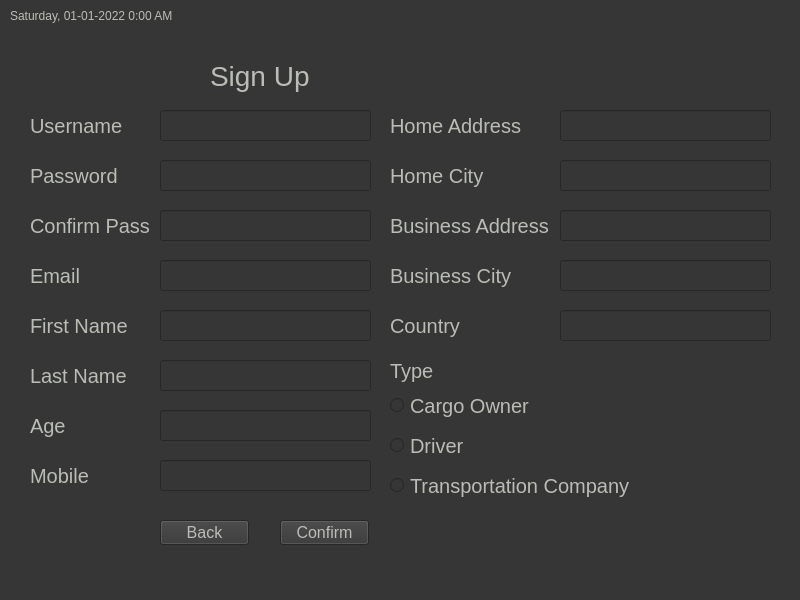
Old version of the form ETM/mainwindow.ui in the repository JWaters02/SDI-C6.
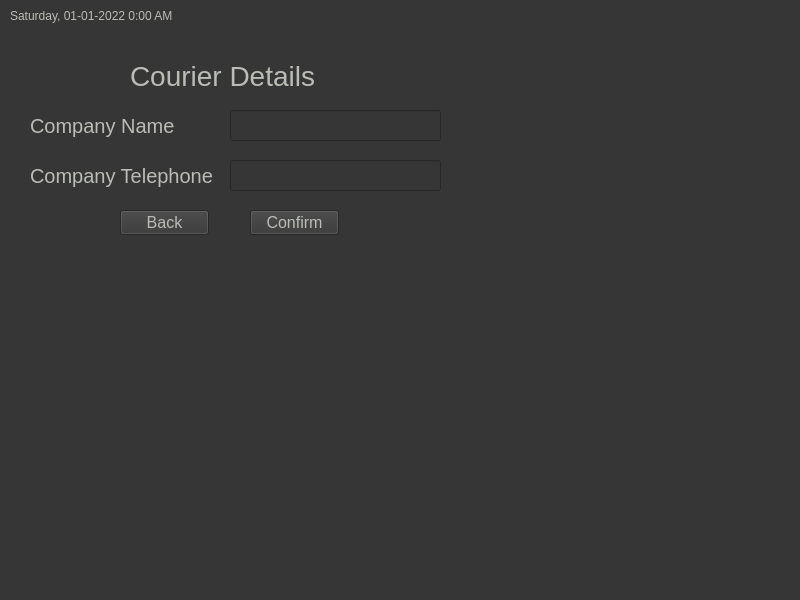
New version of the form.

What changed in the file:
```diff
--- a/ETM/mainwindow.ui
+++ b/ETM/mainwindow.ui
@@ -46,7 +46,7 @@
      </rect>
     </property>
     <property name="currentIndex">
-     <number>1</number>
+     <number>4</number>
     </property>
     <widget class="QWidget" name="LoginPage">
      <property name="enabled">
@@ -684,6 +684,9 @@
       <property name="text">
        <string>Type</string>
       </property>
+      <property name="alignment">
+       <set>Qt::AlignCenter</set>
+      </property>
      </widget>
      <widget class="QRadioButton" name="rbCargoOwner">
       <property name="geometry">
@@ -712,7 +715,7 @@
       <property name="geometry">
        <rect>
         <x>380</x>
-        <y>400</y>
+        <y>450</y>
         <width>201</width>
         <height>31</height>
        </rect>
@@ -731,12 +734,15 @@
        <bool>false</bool>
       </property>
      </widget>
-     <widget class="QRadioButton" name="rbTransportationCompany">
+     <widget class="QRadioButton" name="rbForwarder">
+      <property name="enabled">
+       <bool>true</bool>
+      </property>
       <property name="geometry">
        <rect>
         <x>380</x>
-        <y>440</y>
-        <width>261</width>
+        <y>480</y>
+        <width>161</width>
         <height>31</height>
        </rect>
       </property>
@@ -745,7 +751,7 @@
 color: rgb(186, 189, 182);</string>
       </property>
       <property name="text">
-       <string>Transportation Company</string>
+       <string>Forwarder</string>
       </property>
       <property name="checked">
        <bool>false</bool>
@@ -955,6 +961,274 @@
       </property>
      </widget>
     </widget>
+    <widget class="QWidget" name="ForwarderSignup">
+     <widget class="QLabel" name="lblForwarderSignup">
+      <property name="geometry">
+       <rect>
+        <x>120</x>
+        <y>20</y>
+        <width>241</width>
+        <height>51</height>
+       </rect>
+      </property>
+      <property name="styleSheet">
+       <string notr="true">color: rgb(186, 189, 182); 
+font-size: 28px</string>
+      </property>
+      <property name="text">
+       <string>Forwarder Details</string>
+      </property>
+     </widget>
+     <widget class="QPushButton" name="btnForwarderSignup">
+      <property name="geometry">
+       <rect>
+        <x>240</x>
+        <y>180</y>
+        <width>89</width>
+        <height>25</height>
+       </rect>
+      </property>
+      <property name="styleSheet">
+       <string notr="true">background-color: rgb(54, 54, 54);
+font: 16px;
+color: rgb(186, 189, 182);</string>
+      </property>
+      <property name="text">
+       <string>Confirm</string>
+      </property>
+     </widget>
+     <widget class="QPushButton" name="btnForwarderSignupBack">
+      <property name="geometry">
+       <rect>
+        <x>110</x>
+        <y>180</y>
+        <width>89</width>
+        <height>25</height>
+       </rect>
+      </property>
+      <property name="styleSheet">
+       <string notr="true">background-color: rgb(54, 54, 54);
+font: 16px;
+color: rgb(186, 189, 182);</string>
+      </property>
+      <property name="text">
+       <string>Back</string>
+      </property>
+     </widget>
+     <widget class="QLabel" name="lbForwarderCompanyName">
+      <property name="geometry">
+       <rect>
+        <x>20</x>
+        <y>75</y>
+        <width>151</width>
+        <height>41</height>
+       </rect>
+      </property>
+      <property name="styleSheet">
+       <string notr="true">color: rgb(186, 189, 182); 
+font-size: 20px</string>
+      </property>
+      <property name="text">
+       <string>Company Name</string>
+      </property>
+     </widget>
+     <widget class="QLabel" name="lblForwarderSignupIncorrect">
+      <property name="geometry">
+       <rect>
+        <x>60</x>
+        <y>230</y>
+        <width>321</width>
+        <height>41</height>
+       </rect>
+      </property>
+      <property name="styleSheet">
+       <string notr="true">color: rgb(163, 31, 31); 
+font-size: 20px</string>
+      </property>
+      <property name="text">
+       <string/>
+      </property>
+     </widget>
+     <widget class="QLineEdit" name="txtForwarderSignupCompanyName">
+      <property name="geometry">
+       <rect>
+        <x>220</x>
+        <y>80</y>
+        <width>211</width>
+        <height>31</height>
+       </rect>
+      </property>
+      <property name="styleSheet">
+       <string notr="true">color: rgb(186, 189, 182);
+font: 20px</string>
+      </property>
+     </widget>
+     <widget class="QLabel" name="lblForwarderCompanyTelephone">
+      <property name="geometry">
+       <rect>
+        <x>20</x>
+        <y>125</y>
+        <width>191</width>
+        <height>41</height>
+       </rect>
+      </property>
+      <property name="styleSheet">
+       <string notr="true">color: rgb(186, 189, 182); 
+font-size: 20px</string>
+      </property>
+      <property name="text">
+       <string>Company Telephone</string>
+      </property>
+     </widget>
+     <widget class="QLineEdit" name="txtForwarderSignupCompanyTelephone">
+      <property name="geometry">
+       <rect>
+        <x>220</x>
+        <y>130</y>
+        <width>211</width>
+        <height>31</height>
+       </rect>
+      </property>
+      <property name="styleSheet">
+       <string notr="true">color: rgb(186, 189, 182);
+font: 20px</string>
+      </property>
+     </widget>
+    </widget>
+    <widget class="QWidget" name="CourierSignup">
+     <widget class="QLabel" name="lblCourierSignup">
+      <property name="geometry">
+       <rect>
+        <x>120</x>
+        <y>20</y>
+        <width>241</width>
+        <height>51</height>
+       </rect>
+      </property>
+      <property name="styleSheet">
+       <string notr="true">color: rgb(186, 189, 182); 
+font-size: 28px</string>
+      </property>
+      <property name="text">
+       <string>Courier Details</string>
+      </property>
+     </widget>
+     <widget class="QLabel" name="lbCourierCompanyName">
+      <property name="geometry">
+       <rect>
+        <x>20</x>
+        <y>75</y>
+        <width>151</width>
+        <height>41</height>
+       </rect>
+      </property>
+      <property name="styleSheet">
+       <string notr="true">color: rgb(186, 189, 182); 
+font-size: 20px</string>
+      </property>
+      <property name="text">
+       <string>Company Name</string>
+      </property>
+     </widget>
+     <widget class="QLabel" name="lblCourierSignupIncorrect">
+      <property name="geometry">
+       <rect>
+        <x>60</x>
+        <y>240</y>
+        <width>321</width>
+        <height>41</height>
+       </rect>
+      </property>
+      <property name="styleSheet">
+       <string notr="true">color: rgb(163, 31, 31); 
+font-size: 20px</string>
+      </property>
+      <property name="text">
+       <string/>
+      </property>
+     </widget>
+     <widget class="QLabel" name="lblCourierCompanyTelephone">
+      <property name="geometry">
+       <rect>
+        <x>20</x>
+        <y>125</y>
+        <width>191</width>
+        <height>41</height>
+       </rect>
+      </property>
+      <property name="styleSheet">
+       <string notr="true">color: rgb(186, 189, 182); 
+font-size: 20px</string>
+      </property>
+      <property name="text">
+       <string>Company Telephone</string>
+      </property>
+     </widget>
+     <widget class="QLineEdit" name="txtCourierSignupCompanyTelephone">
+      <property name="geometry">
+       <rect>
+        <x>220</x>
+        <y>130</y>
+        <width>211</width>
+        <height>31</height>
+       </rect>
+      </property>
+      <property name="styleSheet">
+       <string notr="true">color: rgb(186, 189, 182);
+font: 20px</string>
+      </property>
+     </widget>
+     <widget class="QPushButton" name="btnCourierSignup">
+      <property name="geometry">
+       <rect>
+        <x>240</x>
+        <y>180</y>
+        <width>89</width>
+        <height>25</height>
+       </rect>
+      </property>
+      <property name="styleSheet">
+       <string notr="true">background-color: rgb(54, 54, 54);
+font: 16px;
+color: rgb(186, 189, 182);</string>
+      </property>
+      <property name="text">
+       <string>Confirm</string>
+      </property>
+     </widget>
+     <widget class="QLineEdit" name="txtCourierSignupCompanyName">
+      <property name="geometry">
+       <rect>
+        <x>220</x>
+        <y>80</y>
+        <width>211</width>
+        <height>31</height>
+       </rect>
+      </property>
+      <property name="styleSheet">
+       <string notr="true">color: rgb(186, 189, 182);
+font: 20px</string>
+      </property>
+     </widget>
+     <widget class="QPushButton" name="btnCourierSignupBack">
+      <property name="geometry">
+       <rect>
+        <x>110</x>
+        <y>180</y>
+        <width>89</width>
+        <height>25</height>
+       </rect>
+      </property>
+      <property name="styleSheet">
+       <string notr="true">background-color: rgb(54, 54, 54);
+font: 16px;
+color: rgb(186, 189, 182);</string>
+      </property>
+      <property name="text">
+       <string>Back</string>
+      </property>
+     </widget>
+    </widget>
    </widget>
   </widget>
   <widget class="QStatusBar" name="statusbar"/>
```
Left out of the diff: 87 changed lines with no effect on the pictures.
